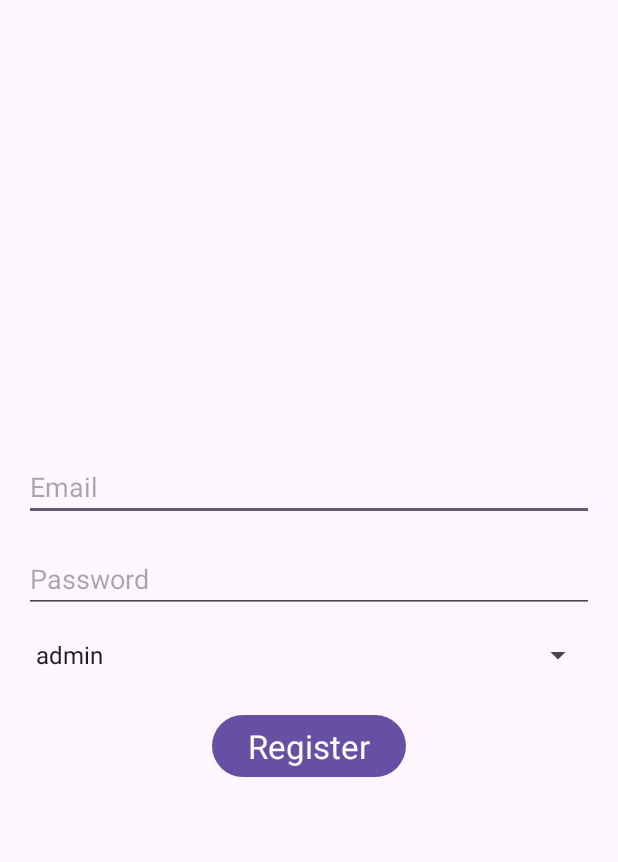
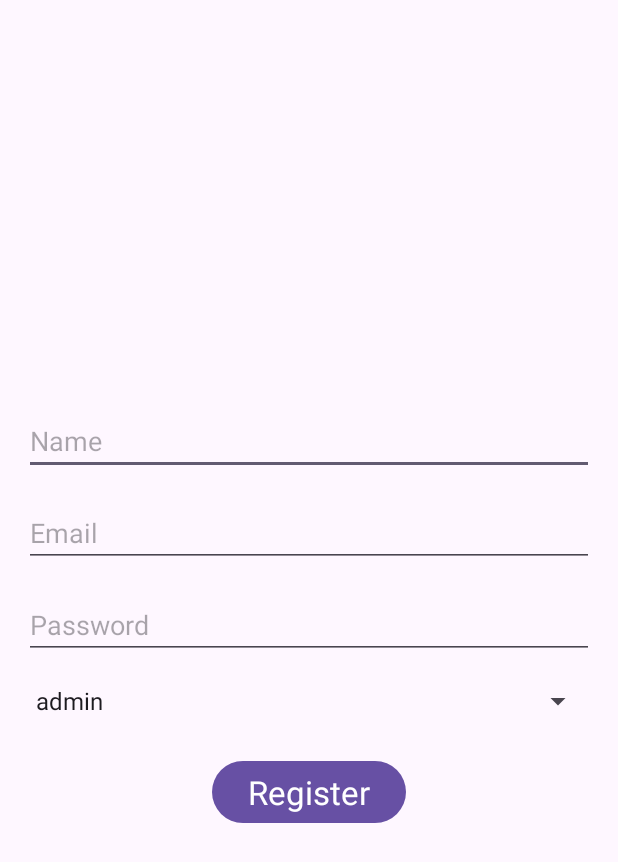
Before and after one commit to thiva-k/Restaurant-Order-Manager, an Android app: the RegisterEmployeeActivity screen opened directly, with no data from a screen before it, after a tap on "Register", on a phone screen of 412 x 824 dp. Shown: the top 862 px of the screen. Run offline under Robolectric (Android 15) with nearby library versions, the phone set to English and light mode, and no system bars; our stand-ins replace Firebase (no records; nobody signed in at launch, a user with empty details on screens opened directly).

Commit message:
Admin can register employee with name

```diff
--- a/app/src/main/java/com/example/hotel_management/RegisterEmployeeActivity.java
+++ b/app/src/main/java/com/example/hotel_management/RegisterEmployeeActivity.java
@@ -15,11 +15,10 @@ import com.google.firebase.firestore.FirebaseFirestore;
 
 import java.util.HashMap;
 import java.util.Map;
-import java.util.Objects;
 
 public class RegisterEmployeeActivity extends AppCompatActivity {
 
-    private EditText emailEditText, passwordEditText;
+    private EditText nameEditText, emailEditText, passwordEditText;
     private Spinner userTypeSpinner;
 
     @Override
@@ -27,6 +26,7 @@ public class RegisterEmployeeActivity extends AppCompatActivity {
         super.onCreate(savedInstanceState);
         setContentView(R.layout.activity_register_employee);
 
+        nameEditText = findViewById(R.id.editTextName); // Reference to the new EditText
         emailEditText = findViewById(R.id.editTextEmail);
         passwordEditText = findViewById(R.id.editTextPassword);
         userTypeSpinner = findViewById(R.id.spinnerUserType);
@@ -41,6 +41,7 @@ public class RegisterEmployeeActivity extends AppCompatActivity {
     }
 
     private void registerEmployee() {
+        String name = nameEditText.getText().toString(); // Retrieve name from EditText
         String email = emailEditText.getText().toString();
         String password = passwordEditText.getText().toString();
         String selectedUserType = userTypeSpinner.getSelectedItem().toString();
@@ -51,7 +52,7 @@ public class RegisterEmployeeActivity extends AppCompatActivity {
                     if (task.isSuccessful()) {
                         // User registration successful
                         String uid = task.getResult().getUser().getUid();
-                        addUserToFirestore(uid, selectedUserType); // Add user to Firestore with userType
+                        addUserToFirestore(uid, name, selectedUserType); // Add user to Firestore with name and userType
                         Toast.makeText(RegisterEmployeeActivity.this, "Employee registered successfully", Toast.LENGTH_SHORT).show();
                         finish(); // Finish the registration activity
                     } else {
@@ -61,21 +62,22 @@ public class RegisterEmployeeActivity extends AppCompatActivity {
                 });
     }
 
-    private void addUserToFirestore(String uid, String userType) {
+    private void addUserToFirestore(String uid, String name, String userType) {
         FirebaseFirestore db = FirebaseFirestore.getInstance();
 
         Map<String, Object> user = new HashMap<>();
+        user.put("name", name); // Add the name attribute
         user.put("userType", userType);
 
         db.collection("users").document(uid)
                 .set(user)
                 .addOnSuccessListener(aVoid -> {
                     Log.d("RegisterEmployeeActivity", "User successfully added to Firestore");
-                    Toast.makeText(RegisterEmployeeActivity.this, "Employee registered successfully to firestore", Toast.LENGTH_SHORT).show();
+                    Toast.makeText(RegisterEmployeeActivity.this, "Employee registered successfully to Firestore", Toast.LENGTH_SHORT).show();
                 })
                 .addOnFailureListener(e -> {
                     Log.w("RegisterEmployeeActivity", "Error adding user to Firestore", e);
-                    Toast.makeText(RegisterEmployeeActivity.this, "Employee NOT registered to firestore", Toast.LENGTH_SHORT).show();
+                    Toast.makeText(RegisterEmployeeActivity.this, "Employee NOT registered to Firestore", Toast.LENGTH_SHORT).show();
                 });
     }
 }
--- a/app/src/main/res/layout/activity_admin.xml
+++ b/app/src/main/res/layout/activity_admin.xml
@@ -24,7 +24,7 @@
         android:layout_height="wrap_content"
         android:layout_marginTop="8dp"
         android:layout_marginBottom="8dp"
-        android:text="Register User"
+        android:text="Register Employee"
         app:layout_constraintBottom_toBottomOf="parent"
         app:layout_constraintEnd_toEndOf="parent"
         app:layout_constraintStart_toStartOf="parent"
--- a/app/src/main/res/layout/activity_register_employee.xml
+++ b/app/src/main/res/layout/activity_register_employee.xml
@@ -8,10 +8,18 @@
     android:padding="16dp">
 
     <EditText
+        android:id="@+id/editTextName"
+        android:layout_width="match_parent"
+        android:layout_height="wrap_content"
+        android:hint="Name"
+        android:inputType="text" />
+
+    <EditText
         android:id="@+id/editTextEmail"
         android:layout_width="match_parent"
         android:layout_height="wrap_content"
         android:hint="Email"
+        android:layout_marginTop="16dp"
         android:inputType="textEmailAddress" />
 
     <EditText
```
